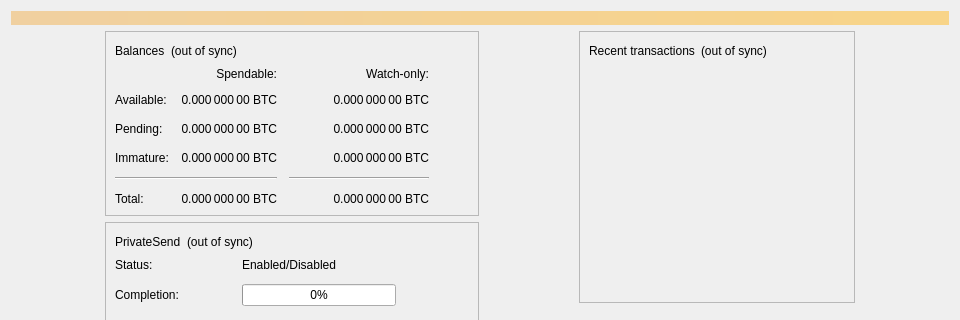
The window that src/qt/forms/overviewpage.ui (xdustinface/dash) describes before a commit, drawn with Qt 5; both pictures show x 0 to 960 and y 0 to 320 of the 960 by 585 pixel window.
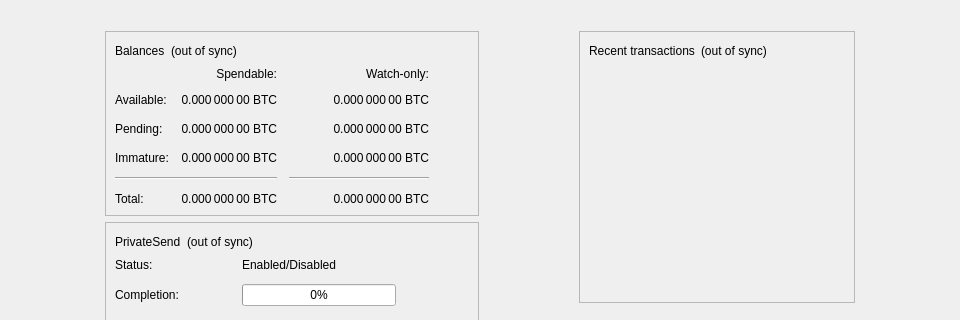
The same window after the commit.

Commit message: qt: Adjust warning message box

```diff
--- a/src/qt/forms/overviewpage.ui
+++ b/src/qt/forms/overviewpage.ui
@@ -25,9 +25,6 @@
      <property name="visible">
       <bool>false</bool>
      </property>
-     <property name="styleSheet">
-      <string notr="true">QLabel { background-color: qlineargradient(x1: 0, y1: 0, x2: 1, y2: 0, stop:0 #F0D0A0, stop:1 #F8D488); color:#000000; }</string>
-     </property>
      <property name="wordWrap">
       <bool>true</bool>
      </property>
```
The commit also changes 2 other files.
